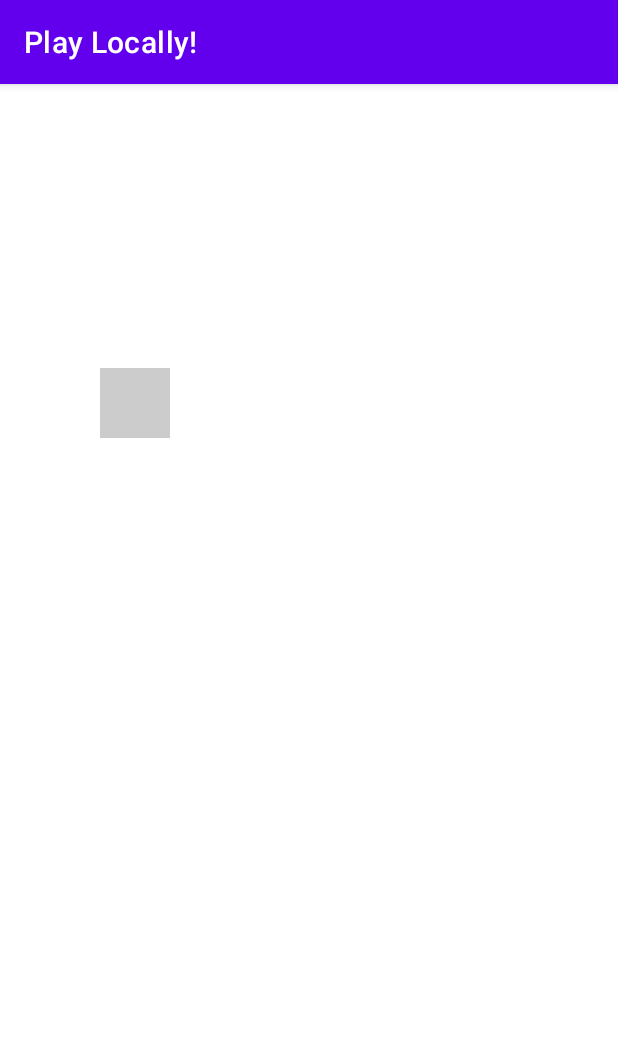
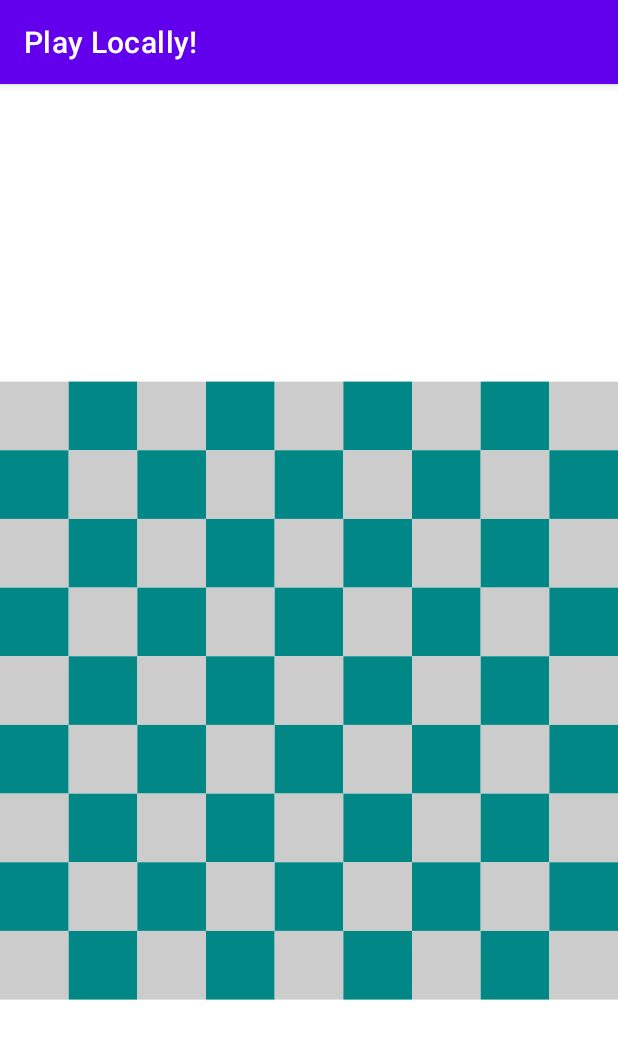
Before and after one commit to KoenKarolos/Weiqi.GO, an Android app: the screen it shows after launch (play_local), on a phone screen of 412 x 824 dp. Shown: the top 1039 px of the screen. Run offline under Robolectric (Android 15) with nearby library versions, the phone set to English and light mode, and no system bars.

Commit message:
Expanded GoBoardView, now displays 9x9 foundation of 9x9 Board.

```diff
--- a/app/src/main/java/com/example/goplayapp/GoBoardView.java
+++ b/app/src/main/java/com/example/goplayapp/GoBoardView.java
@@ -10,12 +10,15 @@ import android.view.MotionEvent;
 import android.view.View;
 
 import androidx.annotation.Nullable;
+import androidx.core.content.ContextCompat;
 
 import static android.content.ContentValues.TAG;
 
 public class GoBoardView extends View  {
 
+    private int counter = 0;
     private Paint paint;
+    int teal = ContextCompat.getColor(getContext(), R.color.teal_700);
 
     public GoBoardView(Context context, @Nullable AttributeSet attrs) {
         super(context, attrs);
@@ -26,16 +29,36 @@ public class GoBoardView extends View  {
         paint = new Paint();
         paint.setColor(Color.LTGRAY);
 
-        canvas.drawRect(100f,200f,100 + 70, 200+70, paint);
+        float width = getWidth();
+        float height = getHeight();
+        float init_height = height/5;
+        float cell_9 = width/9;
+
+        for(int column=0;column<9;column++){
+            for(int row=0;row<9;row++){
+                if (column%2 == 1 && row%2 == 0 || column%2 == 0 && row%2 ==1){
+                    paint.setColor(teal);
+                }else{
+                    paint.setColor(Color.LTGRAY);
+                }
+                canvas.drawRect(
+                        cell_9*column,
+                        init_height+cell_9*row,
+                        cell_9*(column+1),
+                        init_height+cell_9*(row+1),paint);
+
+            }
+        }
         super.onDraw(canvas);
     }
-    public int i = 0;
+
     @Override
     public boolean onTouchEvent(MotionEvent event) {
         switch (event.getAction()){
             case MotionEvent.ACTION_DOWN:
-                Log.d(TAG,"click " + i);
-                i += 1;
+                paint.setColor(Color.BLACK);
+                Log.d(TAG,"click " + counter);
+                counter += 1;
         }
         return true;
     }
```
